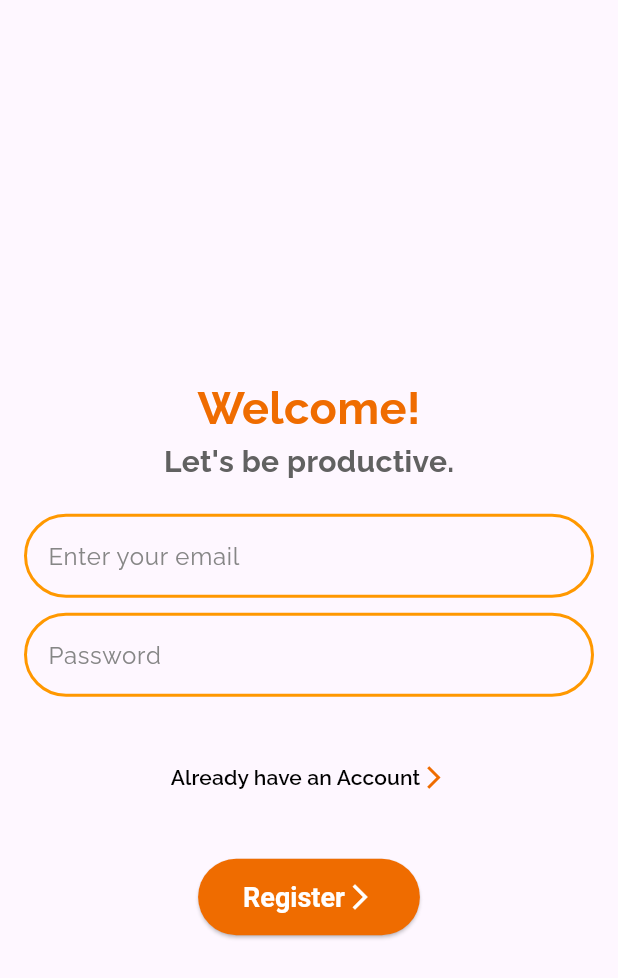
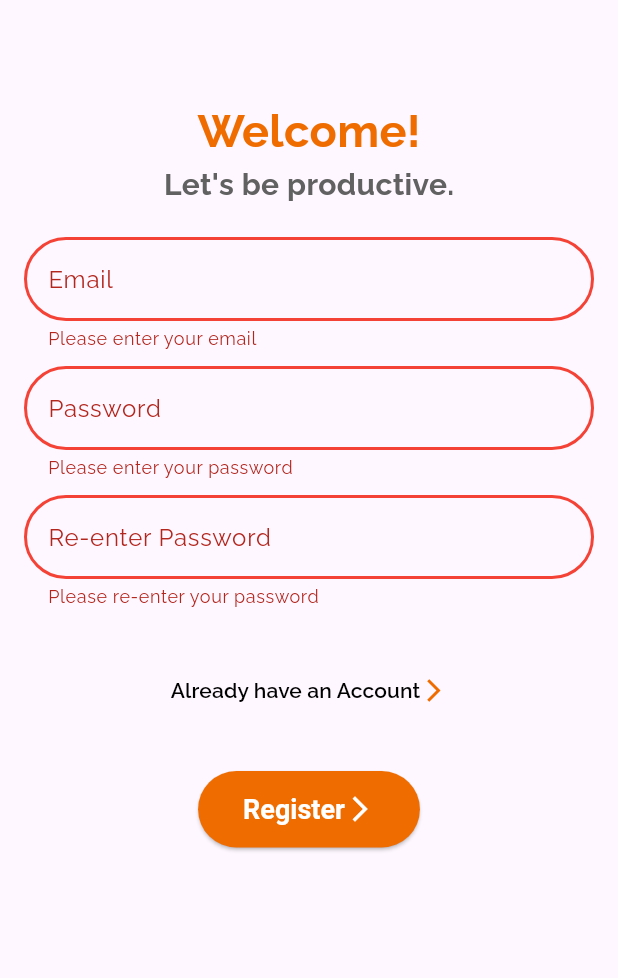
Before and after one commit to dineshxo/ToDoEase-2.0, a Flutter app: the Registration screen opened directly, after a tap on "Register", on a phone screen of 412 x 824 dp. Shown: the top 978 px of the screen. Run offline on Flutter 3.47's test engine with Material 3 defaults, Android fonts, the phone set to English and light mode, and no system bars; our stand-ins replace google_fonts, jwt_decoder, shared_preferences; accounts and stored records are empty.

Commit message:
registration bug fixed

```diff
--- a/todoease/lib/screens/registration.dart
+++ b/todoease/lib/screens/registration.dart
@@ -7,26 +7,33 @@ import 'package:todoease/constants/styles.dart';
 import 'package:todoease/screens/login.dart';
 
 class Registration extends StatefulWidget {
-  const Registration({super.key});
+  const Registration({Key? key}) : super(key: key);
 
   @override
   State<Registration> createState() => _RegistrationState();
 }
 
 class _RegistrationState extends State<Registration> {
+  final _formKey = GlobalKey<FormState>();
   TextEditingController emailController = TextEditingController();
   TextEditingController passwordController = TextEditingController();
+  TextEditingController reEnterPasswordController = TextEditingController();
+
+  String? passwordError;
 
   void registerUser() async {
-    if (passwordController.text.isNotEmpty && emailController.text.isNotEmpty) {
+    if (_formKey.currentState!.validate()) {
+      if (passwordController.text == reEnterPasswordController.text) {
         var reqBody = {
           "email": emailController.text,
           "password": passwordController.text,
         };
 
-      var response = await http.post(Uri.parse(registration),
+        var response = await http.post(
+          Uri.parse(registration),
           body: jsonEncode(reqBody),
-          headers: {"Content-Type": "application/json"});
+          headers: {"Content-Type": "application/json"},
+        );
 
         var jsonResponse = jsonDecode(response.body);
 
@@ -34,19 +41,30 @@ class _RegistrationState extends State<Registration> {
 
         if (jsonResponse['status']) {
           Navigator.push(
-            context, MaterialPageRoute(builder: (context) => const Login()));
+            context,
+            MaterialPageRoute(builder: (context) => const Login()),
+          );
         } else {
           print('Registration unsuccessful.');
         }
-    } else {}
+      } else {
+        setState(() {
+          passwordError = "Passwords do not match.";
+        });
+      }
+    }
   }
 
   @override
   Widget build(BuildContext context) {
     return Scaffold(
       body: SafeArea(
+        child: SingleChildScrollView(
+          child: Center(
             child: Padding(
               padding: const EdgeInsets.all(16.0),
+              child: Form(
+                key: _formKey,
                 child: Column(
                   mainAxisAlignment: MainAxisAlignment.center,
                   children: [
@@ -72,18 +90,62 @@ class _RegistrationState extends State<Registration> {
                     ),
                     Column(
                       children: [
-                  TextField(
+                        TextFormField(
                           controller: emailController,
-                    decoration: textFieldDecoration,
+                          decoration: textFieldDecoration.copyWith(
+                            labelText: "Email",
+                          ),
+                          validator: (value) {
+                            if (value!.isEmpty) {
+                              return 'Please enter your email';
+                            }
+
+                            if (!value.contains('@')) {
+                              return 'Please enter a valid email';
+                            }
+                            return null;
+                          },
                         ),
                         const SizedBox(
                           height: 10,
                         ),
-                  TextField(
+                        TextFormField(
                           controller: passwordController,
                           obscureText: true,
-                    decoration:
-                        textFieldDecoration.copyWith(hintText: "Password"),
+                          decoration: textFieldDecoration.copyWith(
+                            labelText: "Password",
+                          ),
+                          validator: (value) {
+                            if (value!.isEmpty) {
+                              return 'Please enter your password';
+                            }
+
+                            if (value.length < 8) {
+                              return 'Password must be at least 8 characters long';
+                            }
+                            return null;
+                          },
+                        ),
+                        const SizedBox(
+                          height: 10,
+                        ),
+                        TextFormField(
+                          controller: reEnterPasswordController,
+                          obscureText: true,
+                          decoration: textFieldDecoration.copyWith(
+                            labelText: "Re-enter Password",
+                            errorText: passwordError, // Display error message
+                          ),
+                          validator: (value) {
+                            if (value!.isEmpty) {
+                              return 'Please re-enter your password';
+                            }
+
+                            if (value != passwordController.text) {
+                              return 'Passwords do not match';
+                            }
+                            return null;
+                          },
                         ),
                       ],
                     ),
@@ -92,8 +154,11 @@ class _RegistrationState extends State<Registration> {
                     ),
                     TextButton(
                       onPressed: () {
-                    Navigator.push(context,
-                        MaterialPageRoute(builder: (context) => Login()));
+                        Navigator.push(
+                          context,
+                          MaterialPageRoute(
+                              builder: (context) => const Login()),
+                        );
                       },
                       child: Row(
                         mainAxisAlignment: MainAxisAlignment.center,
@@ -101,21 +166,21 @@ class _RegistrationState extends State<Registration> {
                           const Text(
                             "Already have an Account",
                             style: TextStyle(
-                            color: Colors.black, fontWeight: FontWeight.w600),
+                                color: Colors.black,
+                                fontWeight: FontWeight.w600),
                           ),
                           Icon(
                             Icons.arrow_forward_ios,
                             color: Colors.orange[800],
                           )
                         ],
-                  )),
+                      ),
+                    ),
                     const SizedBox(
                       height: 30,
                     ),
                     ElevatedButton(
-                onPressed: () {
-                  registerUser();
-                },
+                      onPressed: registerUser,
                       style: elevatedButtonStyle,
                       child: const Row(
                         mainAxisAlignment: MainAxisAlignment.center,
@@ -134,6 +199,9 @@ class _RegistrationState extends State<Registration> {
                 ),
               ),
             ),
+          ),
+        ),
+      ),
     );
   }
 }
```
Lines whose indentation alone changed are shown as unchanged.
